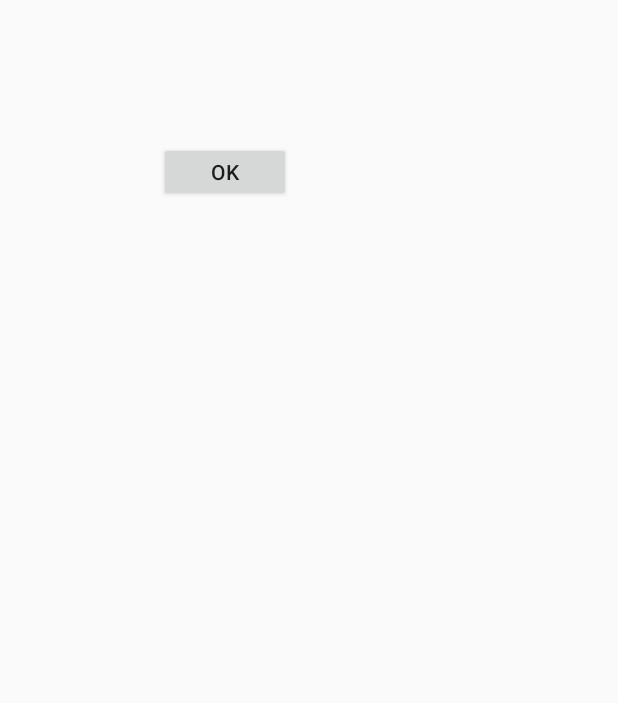
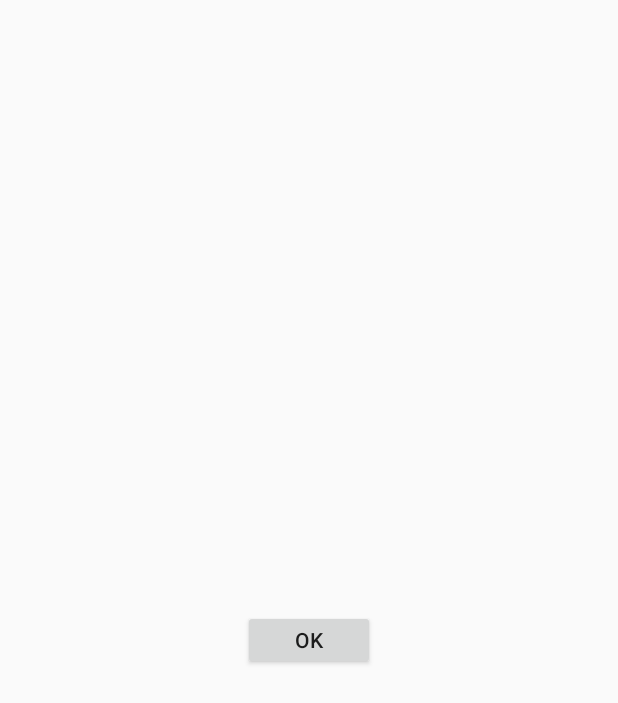
Before and after one commit to soomin0328/Graduation_Project, an Android app: the layout activity_dialog.xml on its own in the app's theme, with its tools: preview values and no code run, on a phone screen of 412 x 824 dp. Shown: the top 703 px of the screen. Run offline under Robolectric (Android 15) with nearby library versions, the phone set to English and light mode, and no system bars.

Commit message:
Update dialog

```diff
--- a/app/src/main/java/com/neurosky/algo_sdk_sample/Dialog.java
+++ b/app/src/main/java/com/neurosky/algo_sdk_sample/CustomDialog.java
@@ -9,7 +9,7 @@ import android.view.Window;
 import android.widget.Button;
 import android.widget.TextView;
 
-public class Dialog extends AppCompatActivity {
+public class CustomDialog extends AppCompatActivity {
 
     TextView tv;
     Button bt;
@@ -18,7 +18,7 @@ public class Dialog extends AppCompatActivity {
     protected void onCreate(Bundle savedInstanceState) {
         super.onCreate(savedInstanceState);
         this.requestWindowFeature(Window.FEATURE_NO_TITLE);
-        this.setContentView(R.layout.dialog);
+        this.setContentView(R.layout.activity_dialog);
 
         tv = (TextView) findViewById(R.id.message);
         bt = (Button) findViewById(R.id.okButton);
--- a/app/src/main/res/layout/dialog.xml
+++ b/app/src/main/res/layout/activity_dialog.xml
@@ -3,7 +3,8 @@
     android:orientation="vertical"
     android:layout_width="300dp"
     android:layout_height="200dp"
-    android:layout_centerInParent="true">
+    android:layout_centerInParent="true"
+    android:layout_gravity="center">
 
     <RelativeLayout
         android:layout_width="wrap_content"
```
